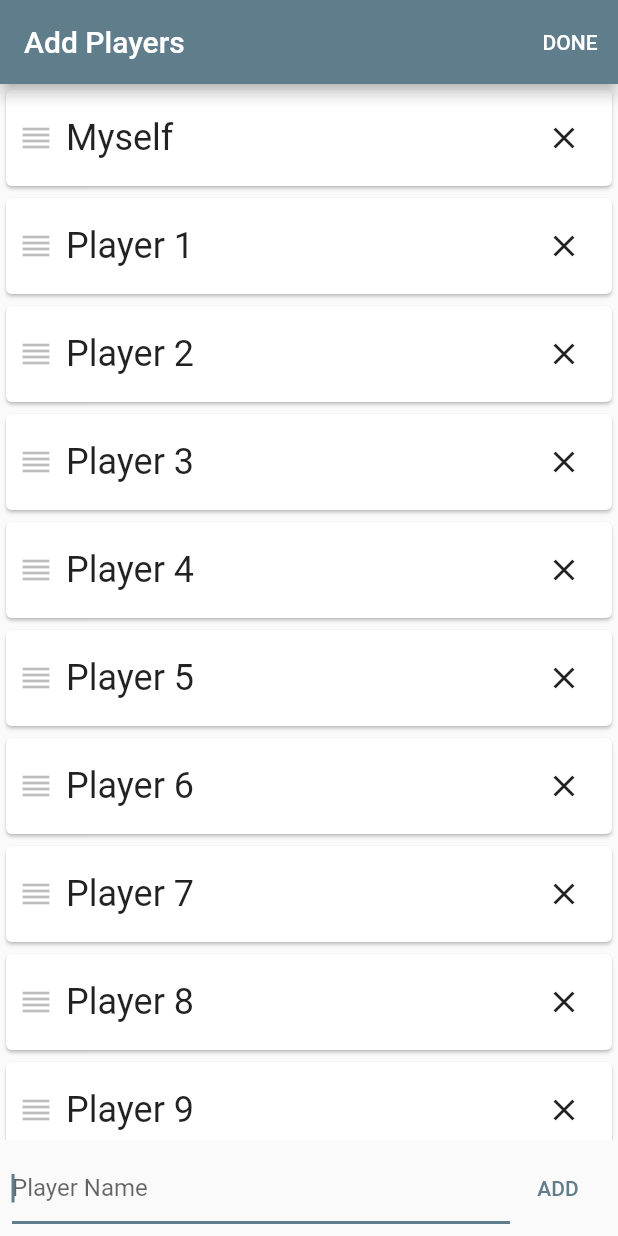
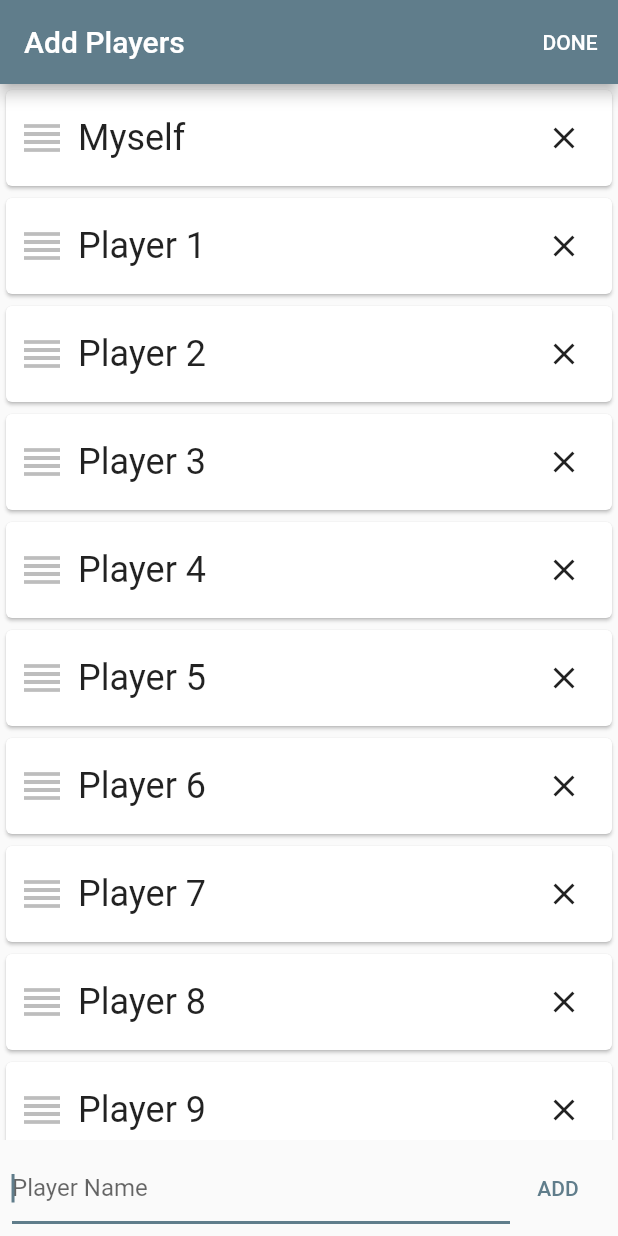
Before and after one commit to tilatrivia/clocktower-notebook, a Flutter app: the PlayersPage screen opened directly, on a phone screen of 412 x 824 dp. Run offline on Flutter 3.47's test engine with Material 2 defaults, Android fonts, the phone set to English and light mode, and no system bars; our stand-ins replace shared_preferences; accounts and stored records are empty.

Commit message:
Make reorder handles larger on players page

```diff
--- a/lib/players.dart
+++ b/lib/players.dart
@@ -101,6 +101,7 @@ class _PlayersPageState extends State<PlayersPage> {
                                 index: i,
                                 child: const Icon(
                                   Icons.reorder,
+                                  size: 32,
                                   color: Colors.black26,
                                 )
                             ),
```
